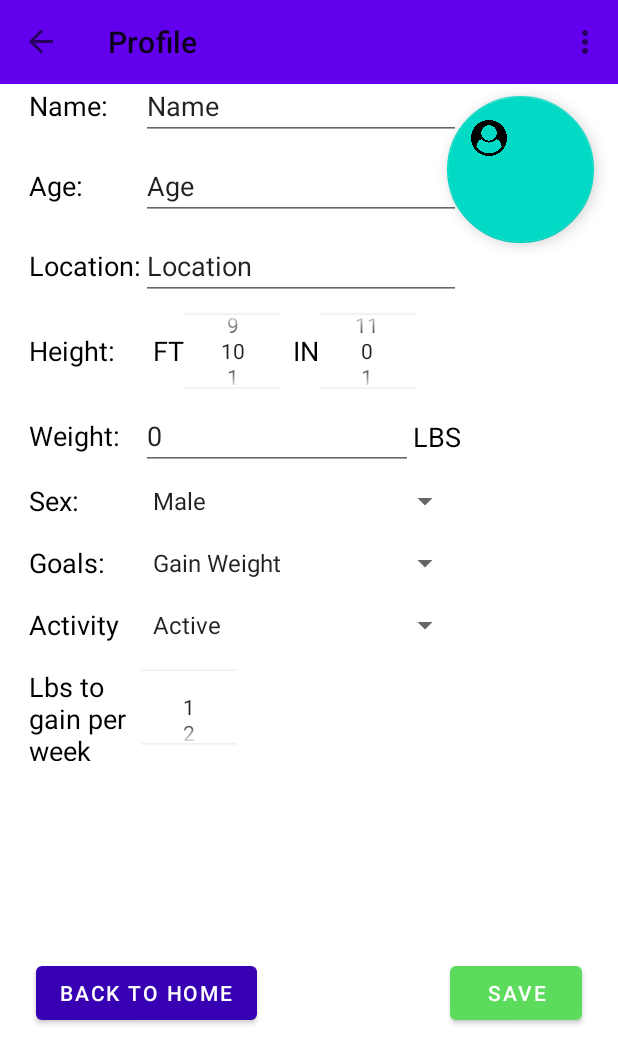
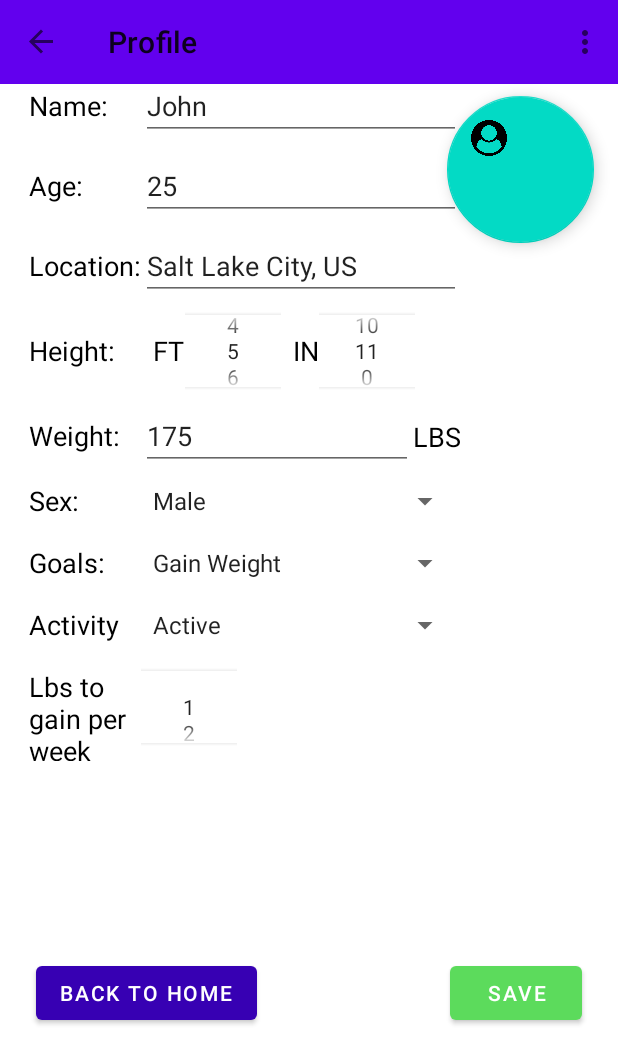
Before and after one commit to BraxtBooth/4350_Project_1, an Android app: the SecondFragment screen opened through its navigation route, after a tap on "SAVE", on a phone screen of 412 x 824 dp. Shown: the top 1064 px of the screen. Run offline under Robolectric (Android 15) with nearby library versions, the phone set to English and light mode, and no system bars; our stand-ins replace navigation-ui.

Commit message:
Changed type of weight and age.

```diff
--- a/app/src/main/java/com/example/a4350_project_1/FirstFragment.java
+++ b/app/src/main/java/com/example/a4350_project_1/FirstFragment.java
@@ -42,6 +42,12 @@ public class FirstFragment extends Fragment {
         super.onViewCreated(view, savedInstanceState);
 
         SharedPreferences sp = getActivity().getPreferences(Context.MODE_PRIVATE);
+
+//        SharedPreferences.Editor preferencesEditor = sp.edit();
+//        preferencesEditor.putInt("weight", 24);
+//        preferencesEditor.putInt("age", 42);
+//        preferencesEditor.apply();
+
         TextView BMRText = (TextView) getView().findViewById(R.id.textViewBMRValue);
         TextView CaloriesText = (TextView) getView().findViewById(R.id.textViewCaloriesValue);
         TextView CaloriesWarning = (TextView) getView().findViewById(R.id.textViewCalorieWarning);
@@ -49,8 +55,8 @@ public class FirstFragment extends Fragment {
         String CaloriesTextOutput = "";
         float feet = sp.getInt("feet", 0);
         float inches = sp.getInt("inches", 0);
-        float weight = Integer.valueOf(sp.getString( "weight", "0"));
-        float age = Integer.parseInt(sp.getString("age", "0"));
+        float weight = sp.getInt( "weight", 0);
+        float age = sp.getInt("age", 0);
         int sex = sp.getInt("sex", 0);
         String[] sexEntries = getResources().getStringArray(R.array.Sex_Array);
         int activityIndex = sp.getInt("activity", 0);
--- a/app/src/main/java/com/example/a4350_project_1/SecondFragment.java
+++ b/app/src/main/java/com/example/a4350_project_1/SecondFragment.java
@@ -59,23 +59,23 @@ public class SecondFragment extends Fragment {
         lbsChange.setMinValue(1);
         lbsChange.setMaxValue(2);
 
-        String nameValue = sp.getString("name", "Name");
-        String ageValue = sp.getString("age", "Age");
-        String locationValue = sp.getString("location", "Location");
-        Integer heightFeetValue = sp.getInt("feet", 0);
-        Integer heightInchesValue = sp.getInt("inches", 0);
-        String weightValue = sp.getString("weight", "0");
+        String nameValue = sp.getString("name", "John");
+        Integer ageValue = sp.getInt("age", 25);
+        String locationValue = sp.getString("location", "Salt Lake City, US");
+        Integer heightFeetValue = sp.getInt("feet", 5);
+        Integer heightInchesValue = sp.getInt("inches", 11);
+        Integer weightValue = sp.getInt("weight", 175);
         Integer sexValue = sp.getInt("sex", 0);
         Integer goalsValue = sp.getInt("goals", 0);
         Integer activityValue = sp.getInt("activity", 0);
         Integer lbsChangeValue = sp.getInt( "lbschange", 0);
 
         nameText.setText(nameValue);
-        ageText.setText(ageValue);
+        ageText.setText(ageValue.toString());
         locationText.setText(locationValue);
         heightFeet.setValue(heightFeetValue);
         heightInches.setValue(heightInchesValue);
-        weightText.setText(weightValue);
+        weightText.setText(weightValue.toString());
         sexText.setSelection(sexValue);
         goalsText.setSelection(goalsValue);
         activityText.setSelection(activityValue);
@@ -123,11 +123,11 @@ public class SecondFragment extends Fragment {
             public void onClick(View view) {
                 SharedPreferences.Editor editor = sp.edit();
                 editor.putString("name", nameText.getText().toString());
-                editor.putString("age", ageText.getText().toString());
+                editor.putInt("age", Integer.parseInt(String.valueOf(ageText.getText())));
                 editor.putString("location", locationText.getText().toString());
                 editor.putInt("feet", heightFeet.getValue());
                 editor.putInt("inches", heightInches.getValue());
-                editor.putString("weight", weightText.getText().toString());
+                editor.putInt("weight", Integer.parseInt(String.valueOf(weightText.getText())));
                 editor.putInt("sex", sexText.getSelectedItemPosition());
                 editor.putInt("goals", goalsText.getSelectedItemPosition());
                 editor.putInt("activity", activityText.getSelectedItemPosition());
```
